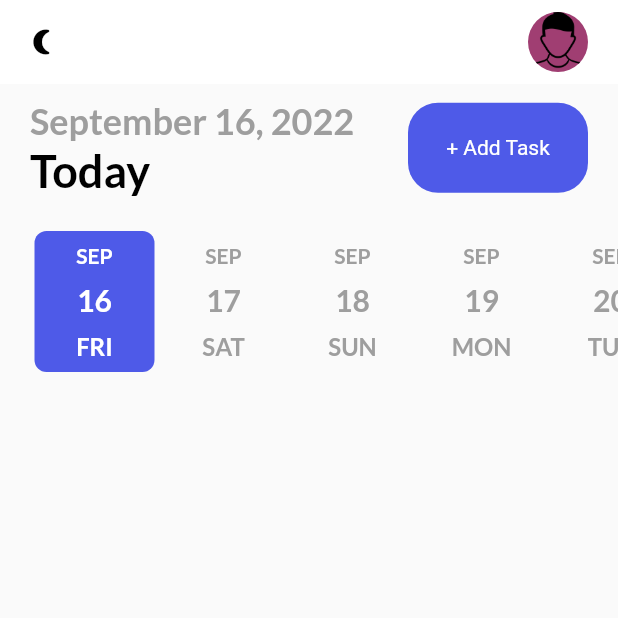
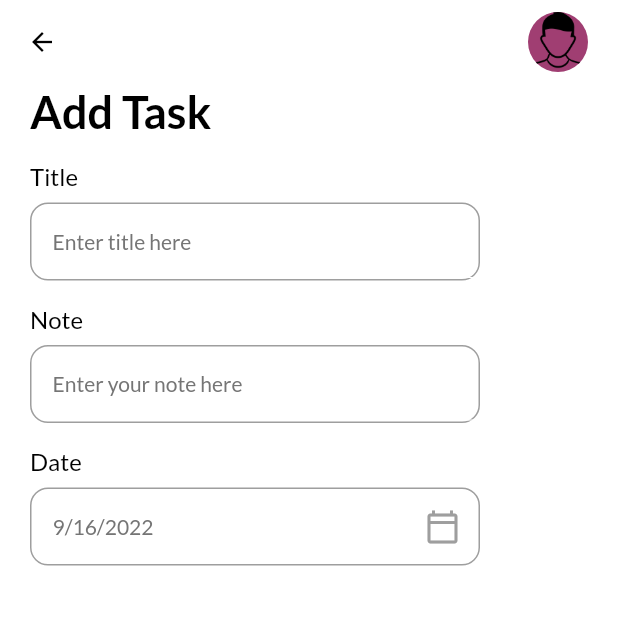
Before and after one commit to Den-JavaAndroid/TaskManager, a Flutter app: the screen it shows after launch, after a tap on "+ Add Task", on a phone screen of 412 x 824 dp, the top half of it. Run offline on Flutter 3.47's test engine with Material 2 defaults, Android fonts, the phone set to English and light mode, and no system bars; drawn by our look-alikes of date_picker_timeline; our stand-ins replace flutter_local_notifications, get, get_storage, google_fonts, timezone.

Commit message:
add task page with input fields

```diff
--- a/lib/ui/Themes.dart
+++ b/lib/ui/Themes.dart
@@ -45,12 +45,32 @@ TextStyle get subHeadingStyle{
     )
   );
 }
-TextStyle get headingStyle{
+TextStyle get headingStyle {
   return GoogleFonts.lato(
       textStyle: TextStyle(
           fontSize: 30,
           fontWeight: FontWeight.bold,
-          color: Get.isDarkMode?Colors.white:Colors.black
+          color: Get.isDarkMode ? Colors.white : Colors.black
       )
   );
 }
+
+  TextStyle get titleStyle{
+    return GoogleFonts.lato(
+        textStyle: TextStyle(
+            fontSize: 16,
+            fontWeight: FontWeight.w400,
+            color: Get.isDarkMode?Colors.white:Colors.black
+        )
+    );
+}
+
+TextStyle get subTitleStyle{
+  return GoogleFonts.lato(
+      textStyle: TextStyle(
+          fontSize: 14,
+          fontWeight: FontWeight.w400,
+          color: Get.isDarkMode?Colors.grey[100]:Colors.grey[600]
+      )
+  );
+}
--- /dev/null
+++ b/lib/ui/add_task_bar.dart
@@ -0,0 +1,92 @@
+
+import 'package:flutter/cupertino.dart';
+import 'package:flutter/material.dart';
+import 'package:get/get.dart';
+import 'package:intl/intl.dart';
+import 'package:task_manager/ui/Themes.dart';
+import 'package:task_manager/ui/widgets/input_field.dart';
+
+class AddTaskPage extends StatefulWidget {
+  const AddTaskPage({Key? key}) : super(key: key);
+
+  @override
+  State<AddTaskPage> createState() => _AddTaskPageState();
+}
+
+class _AddTaskPageState extends State<AddTaskPage> {
+  DateTime? _selectedDate = DateTime.now();
+
+  @override
+  Widget build(BuildContext context) {
+    return Scaffold(
+      backgroundColor: context.theme.backgroundColor,
+      appBar: _appBar(context),
+      body: Container(
+        padding: const EdgeInsets.only(left: 20, right: 20),
+        child: SingleChildScrollView(
+          child: Column(
+            crossAxisAlignment: CrossAxisAlignment.start,
+            children: [
+              Text(
+                "Add Task",
+                style: headingStyle,
+              ),
+              const MyInputField(title: "Title", hint: "Enter title here"),
+              const MyInputField(title: "Note", hint: "Enter your note here"),
+              MyInputField(
+                title: "Date",
+                hint: DateFormat.yMd().format(_selectedDate!),
+                widget: IconButton(
+                  icon: const Icon(
+                    Icons.calendar_today_outlined,
+                    color: Colors.grey,
+                  ),
+                  onPressed: () {
+                    _getDateFromUser();
+                  },
+                ),
+              ),
+            ],
+          ),
+        ),
+      ),
+    );
+  }
+
+  _appBar(BuildContext context) {
+    return AppBar(
+      elevation: 0,
+      backgroundColor: context.theme.backgroundColor,
+      leading: GestureDetector(
+        onTap: () {
+          Get.back();
+        },
+        child: Icon(Icons.arrow_back,
+            size: 20, color: Get.isDarkMode ? Colors.white : Colors.black),
+      ),
+      actions: const [
+        CircleAvatar(
+          backgroundImage: AssetImage("images/profile.png"),
+        ),
+        SizedBox(
+          width: 20,
+        )
+      ],
+    );
+  }
+
+  _getDateFromUser() async {
+    DateTime? _pickerDate = await showDatePicker(
+        context: context,
+        initialDate: DateTime.now(),
+        firstDate: DateTime(2022),
+        lastDate: DateTime(2023));
+    if (_pickerDate != null) {
+      setState(() {
+        _selectedDate = _pickerDate;
+      });
+    } else {
+      print("It's null or something wrong");
+    }
+  }
+}
--- a/lib/ui/home_page.dart
+++ b/lib/ui/home_page.dart
@@ -7,6 +7,7 @@ import 'package:intl/intl.dart';
 import 'package:task_manager/services/notificaton_services.dart';
 import 'package:task_manager/services/theme_services.dart';
 import 'package:task_manager/ui/Themes.dart';
+import 'package:task_manager/ui/add_task_bar.dart';
 import 'package:task_manager/ui/widgets/button.dart';
 
 class HomePage extends StatefulWidget {
@@ -35,7 +36,14 @@ class _HomePageState extends State<HomePage> {
       body: Column(
         children: [
           _addTaskBar(),
-          Container(
+          _addDateBar(),
+        ],
+      ),
+    );
+  }
+
+  _addDateBar() {
+    return Container(
       margin: const EdgeInsets.only(top: 20, left: 20),
       child: DatePicker(
         DateTime.now(),
@@ -46,37 +54,22 @@ class _HomePageState extends State<HomePage> {
         selectedTextColor: Colors.white,
         dateTextStyle: GoogleFonts.lato(
             textStyle: TextStyle(
-                      fontSize: 20,
-                      fontWeight: FontWeight.w600,
-                      color: Colors.grey
-                  )
-              ),
+                fontSize: 20, fontWeight: FontWeight.w600, color: Colors.grey)),
         dayTextStyle: GoogleFonts.lato(
             textStyle: TextStyle(
-                      fontSize: 16,
-                      fontWeight: FontWeight.w600,
-                      color: Colors.grey
-                  )
-              ),
+                fontSize: 16, fontWeight: FontWeight.w600, color: Colors.grey)),
         monthTextStyle: GoogleFonts.lato(
             textStyle: TextStyle(
-                      fontSize: 14,
-                      fontWeight: FontWeight.w600,
-                      color: Colors.grey
-                  )
-              ),
-              onDateChange: (date){
+                fontSize: 14, fontWeight: FontWeight.w600, color: Colors.grey)),
+        onDateChange: (date) {
           _selectedDate = date;
         },
-            ),
-          )
-        ],
       ),
     );
   }
 
-  _addTaskBar(){
-    return           Container(
+  _addTaskBar() {
+    return Container(
       margin: const EdgeInsets.only(left: 20, right: 20, top: 10),
       child: Row(
         mainAxisAlignment: MainAxisAlignment.spaceBetween,
@@ -96,7 +89,7 @@ class _HomePageState extends State<HomePage> {
               ],
             ),
           ),
-          MyButton(label: "+ Add Task", onTap: ()=>null)
+          MyButton(label: "+ Add Task", onTap: () => Get.to(()=>AddTaskPage()))
         ],
       ),
     );
--- /dev/null
+++ b/lib/ui/widgets/input_field.dart
@@ -0,0 +1,67 @@
+import 'package:flutter/cupertino.dart';
+import 'package:flutter/material.dart';
+import 'package:task_manager/ui/Themes.dart';
+import 'package:get/get.dart';
+
+class MyInputField extends StatelessWidget {
+  final String title;
+  final String hint;
+  final TextEditingController? controller;
+  final Widget? widget;
+
+  const MyInputField(
+      {Key? key,
+      required this.title,
+      required this.hint,
+      this.controller,
+      this.widget})
+      : super(key: key);
+
+  @override
+  Widget build(BuildContext context) {
+    return Container(
+      margin: const EdgeInsets.only(top: 16),
+      child: Column(
+        crossAxisAlignment: CrossAxisAlignment.start,
+        children: [
+          Text(
+            title,
+            style: titleStyle,
+          ),
+          Container(
+            height: 52,
+            margin: EdgeInsets.only(top: 8),
+            padding: EdgeInsets.only(left: 14),
+            width: 300,
+            decoration: BoxDecoration(
+                border: Border.all(color: Colors.grey, width: 1.0),
+                borderRadius: BorderRadius.circular(12)),
+            child: Row(
+              children: [
+                Expanded(
+                    child: TextFormField(
+                      readOnly: widget==null?false:true,
+                  autofocus: false,
+                  cursorColor:
+                      Get.isDarkMode ? Colors.grey[100] : Colors.grey[700],
+                  controller: controller,
+                  style: subTitleStyle,
+                  decoration: InputDecoration(
+                      hintText: hint,
+                      hintStyle: subTitleStyle,
+                      focusedBorder: UnderlineInputBorder(
+                          borderSide: BorderSide(
+                              color: context.theme.backgroundColor, width: 0)),
+                      enabledBorder: UnderlineInputBorder(
+                          borderSide: BorderSide(
+                              color: context.theme.backgroundColor, width: 0))),
+                )),
+                widget==null?Container():Container(child: widget,)
+              ],
+            ),
+          )
+        ],
+      ),
+    );
+  }
+}
```
Lines whose indentation alone changed are shown as unchanged.
